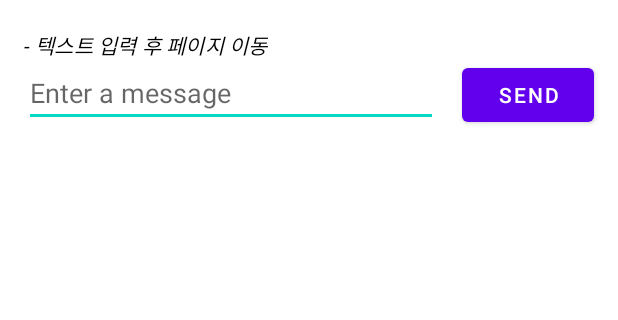
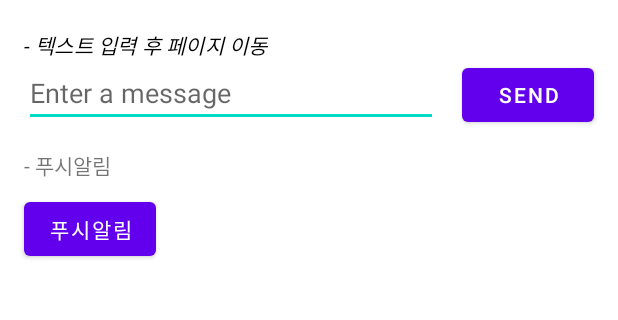
Before and after one commit to yuhyeminn/android-test, an Android app: the screen it shows after launch (MainActivity), on a phone screen of 412 x 824 dp, the part 229-549 px from its top. Run offline under Robolectric (Android 15) with nearby library versions, the phone set to English and light mode, and no system bars.

Commit message:
notification(push alram)

```diff
--- a/test_app/app/build.gradle
+++ b/test_app/app/build.gradle
@@ -33,6 +33,8 @@ dependencies {
     implementation 'androidx.appcompat:appcompat:1.2.0'
     implementation 'com.google.android.material:material:1.3.0'
     implementation 'androidx.constraintlayout:constraintlayout:2.0.4'
+    implementation 'androidx.navigation:navigation-fragment:2.3.5'
+    implementation 'androidx.navigation:navigation-ui:2.3.5'
     testImplementation 'junit:junit:4.+'
     androidTestImplementation 'androidx.test.ext:junit:1.1.2'
     androidTestImplementation 'androidx.test.espresso:espresso-core:3.3.0'
--- a/test_app/app/src/main/java/com/example/test_app/MainActivity.java
+++ b/test_app/app/src/main/java/com/example/test_app/MainActivity.java
@@ -1,20 +1,47 @@
 package com.example.test_app;
 
 import androidx.appcompat.app.AppCompatActivity;
+import androidx.core.app.NotificationCompat;
 
+import android.app.NotificationChannel;
+import android.app.NotificationManager;
+import android.app.PendingIntent;
 import android.content.Intent;
+import android.graphics.Color;
+import android.os.Build;
 import android.os.Bundle;
 import android.view.View;
+import android.widget.Button;
 import android.widget.EditText;
 
 public class MainActivity extends AppCompatActivity {
 
     public static final String EXTRA_MESSAGE = "com.example.test.MESSAGE";
 
+    // https://androman.tistory.com/105
+    // 채널 생성하기
+    private static final String PRIMARY_CHANNEL_ID = "notify_channel";
+    private NotificationManager notificationManager;
+    // Notification에 대한 ID 생성
+    private static final int NOTIFICATION_ID = 0;
+    // Notification을 호출 할 button 변수
+    private Button button_notify;
+
     @Override
     protected void onCreate(Bundle savedInstanceState) {
         super.onCreate(savedInstanceState);
         setContentView(R.layout.activity_main);
+
+        // push 알람 버튼 listener 등록
+        button_notify = findViewById(R.id.notify);
+        button_notify.setOnClickListener(new View.OnClickListener(){
+            @Override
+            public void onClick(View v) {
+                sendNotification();
+            }
+        });
+        createNotificationChannel();
+
     }
 
     /** Send 버튼 클릭시 호출*/
@@ -34,4 +61,46 @@ public class MainActivity extends AppCompatActivity {
         startActivity(intent);
 
     }
+
+    // 채널 생성 메소드
+    private void createNotificationChannel() {
+        try{
+            notificationManager = (NotificationManager) getSystemService(NOTIFICATION_SERVICE);
+            if (Build.VERSION.SDK_INT >= Build.VERSION_CODES.O) {
+                // Channel 정의 생성자 (채널 아이디, 채널 이름, 중요도)
+                NotificationChannel notificationChannel = new NotificationChannel(PRIMARY_CHANNEL_ID, "Test", notificationManager.IMPORTANCE_HIGH);
+                // Channel 에 대한 기본 설정
+                notificationChannel.enableLights(true);
+                notificationChannel.setLightColor(Color.RED);
+                notificationChannel.enableVibration(true);
+                notificationChannel.setDescription("테스트다");
+
+                notificationManager.createNotificationChannel(notificationChannel);
+            }
+        }catch(Exception e){
+            e.printStackTrace();
+        }
+
+    }
+
+    // Notification Builder 생성 후 NotificationManager 로 전달하여 호출
+    public void sendNotification(){
+        try{
+            // 알림 탭 설정
+            Intent intent = new Intent(this, NotificationDetail.class);
+            intent.setFlags(Intent.FLAG_ACTIVITY_NEW_TASK | Intent.FLAG_ACTIVITY_CLEAR_TASK);
+            PendingIntent pendingIntent = PendingIntent.getActivity(this, 0, intent, 0);
+
+            NotificationCompat.Builder notifyBuilder = new NotificationCompat.Builder(this, PRIMARY_CHANNEL_ID)
+                    .setSmallIcon(R.drawable.ic_notificatioin_watch)
+                    .setContentTitle("커밋해야지")
+                    .setContentText("커밋해야지")
+                    .setPriority(NotificationCompat.PRIORITY_DEFAULT)
+                    .setContentIntent(pendingIntent)
+                    .setAutoCancel(true);
+            notificationManager.notify(NOTIFICATION_ID, notifyBuilder.build());
+        }catch (Exception e){
+            e.printStackTrace();
+        }
+    }
 }
--- /dev/null
+++ b/test_app/app/src/main/res/drawable-anydpi-v24/ic_notificatioin_watch.xml
@@ -0,0 +1,15 @@
+<vector xmlns:android="http://schemas.android.com/apk/res/android"
+    android:width="24dp"
+    android:height="24dp"
+    android:viewportWidth="24"
+    android:viewportHeight="24"
+    android:tint="#FFFFFF">
+  <group android:scaleX="0.92"
+      android:scaleY="0.92"
+      android:translateX="0.96"
+      android:translateY="0.96">
+    <path
+        android:fillColor="@android:color/white"
+        android:pathData="M22,5.72l-4.6,-3.86 -1.29,1.53 4.6,3.86L22,5.72zM7.88,3.39L6.6,1.86 2,5.71l1.29,1.53 4.59,-3.85zM12.5,8L11,8v6l4.75,2.85 0.75,-1.23 -4,-2.37L12.5,8zM12,4c-4.97,0 -9,4.03 -9,9s4.02,9 9,9c4.97,0 9,-4.03 9,-9s-4.03,-9 -9,-9zM12,20c-3.87,0 -7,-3.13 -7,-7s3.13,-7 7,-7 7,3.13 7,7 -3.13,7 -7,7z"/>
+  </group>
+</vector>
--- a/test_app/app/src/main/res/layout/activity_main.xml
+++ b/test_app/app/src/main/res/layout/activity_main.xml
@@ -63,4 +63,26 @@
         app:layout_constraintHorizontal_bias="0.5"
         app:layout_constraintStart_toEndOf="@+id/editTextTextPersonName" />
 
+    <TextView
+        android:id="@+id/textView4"
+        android:layout_width="wrap_content"
+        android:layout_height="wrap_content"
+        android:layout_marginStart="16dp"
+        android:layout_marginLeft="16dp"
+        android:layout_marginTop="196dp"
+        android:text="- 푸시알림"
+        app:layout_constraintStart_toStartOf="parent"
+        app:layout_constraintTop_toTopOf="parent" />
+
+    <Button
+        android:id="@+id/notify"
+        android:layout_width="wrap_content"
+        android:layout_height="wrap_content"
+        android:layout_marginStart="16dp"
+        android:layout_marginLeft="16dp"
+        android:layout_marginTop="29dp"
+        android:text="푸시알림"
+        app:layout_constraintStart_toStartOf="parent"
+        app:layout_constraintTop_toTopOf="@+id/textView4" />
+
 </androidx.constraintlayout.widget.ConstraintLayout>
--- /dev/null
+++ b/test_app/app/src/main/res/layout/content_notification_detail.xml
@@ -0,0 +1,6 @@
+<?xml version="1.0" encoding="utf-8"?>
+<androidx.constraintlayout.widget.ConstraintLayout xmlns:android="http://schemas.android.com/apk/res/android"
+    xmlns:app="http://schemas.android.com/apk/res-auto"
+    android:layout_width="match_parent"
+    android:layout_height="match_parent"
+    app:layout_behavior="@string/appbar_scrolling_view_behavior"></androidx.constraintlayout.widget.ConstraintLayout>
--- /dev/null
+++ b/test_app/app/src/main/res/values/dimens.xml
@@ -0,0 +1,3 @@
+<resources>
+    <dimen name="fab_margin">16dp</dimen>
+</resources>
--- a/test_app/app/src/main/res/values/themes.xml
+++ b/test_app/app/src/main/res/values/themes.xml
@@ -13,4 +13,13 @@
         <item name="android:statusBarColor" tools:targetApi="l">?attr/colorPrimaryVariant</item>
         <!-- Customize your theme here. -->
     </style>
+
+    <style name="Theme.Test_app.NoActionBar">
+        <item name="windowActionBar">false</item>
+        <item name="windowNoTitle">true</item>
+    </style>
+
+    <style name="Theme.Test_app.AppBarOverlay" parent="ThemeOverlay.AppCompat.Dark.ActionBar" />
+
+    <style name="Theme.Test_app.PopupOverlay" parent="ThemeOverlay.AppCompat.Light" />
 </resources>
```
Also changed, not shown: test_app/app/src/main/AndroidManifest.xml (+7 -1 lines), test_app/app/src/main/java/com/example/test_app/FirstFragment.java (added, +34 -0 lines), test_app/app/src/main/java/com/example/test_app/NotificationDetail.java (added, +31 -0 lines), test_app/app/src/main/java/com/example/test_app/SecondFragment.java (added, +34 -0 lines), test_app/app/src/main/res/layout/activity_notification_detail.xml (added, +33 -0 lines), test_app/app/src/main/res/layout/fragment_first.xml (added, +28 -0 lines), test_app/app/src/main/res/layout/fragment_second.xml (added, +27 -0 lines), test_app/app/src/main/res/navigation/nav_graph.xml (added, +28 -0 lines), test_app/app/src/main/res/values/strings.xml (+9 -0 lines), test_app/app/src/main/res/drawable-hdpi/ic_notificatioin_watch.png (added), test_app/app/src/main/res/drawable-mdpi/ic_notificatioin_watch.png (added), test_app/app/src/main/res/drawable-xhdpi/ic_notificatioin_watch.png (added), test_app/app/src/main/res/drawable-xxhdpi/ic_notificatioin_watch.png (added).
